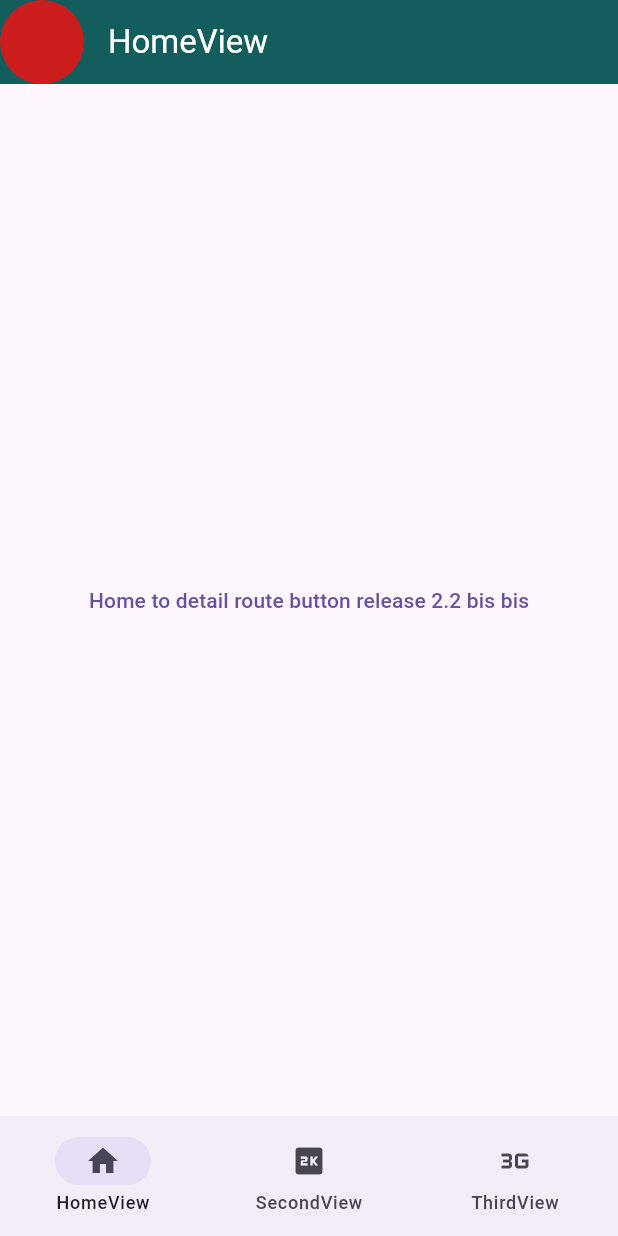
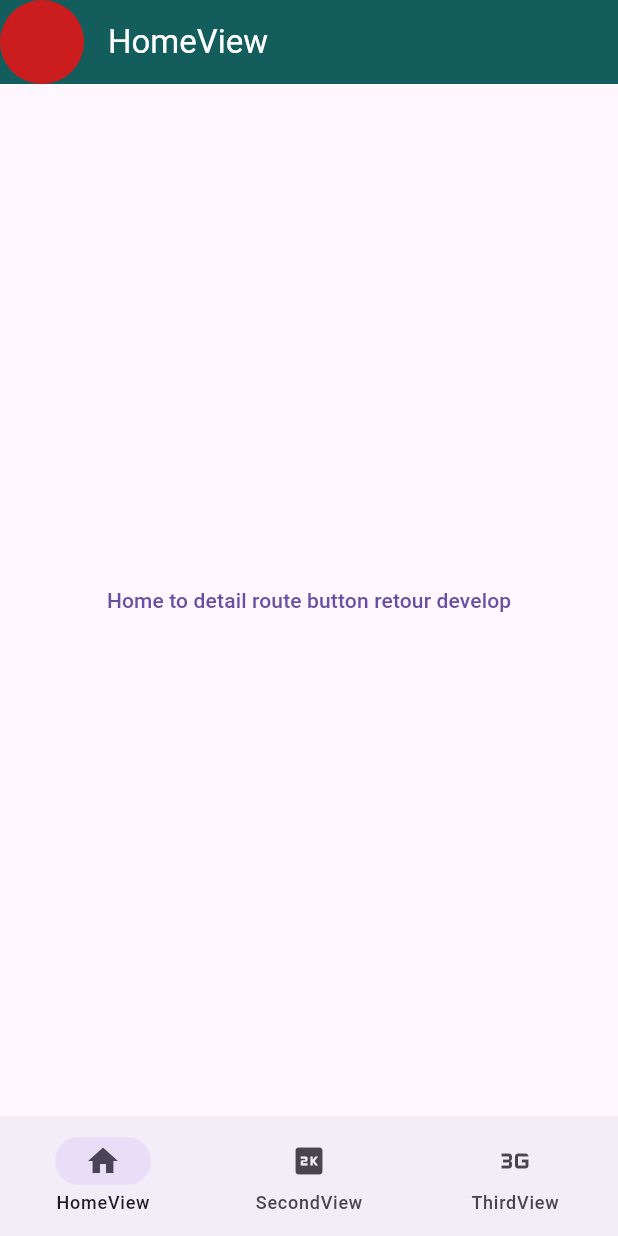
Before and after one commit to Slupshi/poc_navigation, a Flutter app: the screen it shows after launch, on a phone screen of 412 x 824 dp. Run offline on Flutter 3.47's test engine with Material 3 defaults, Android fonts, the phone set to English and light mode, and no system bars; our stand-ins replace go_router.

Commit message:
Squash feature 5

```diff
--- a/lib/screens/home_view.dart
+++ b/lib/screens/home_view.dart
@@ -12,7 +12,7 @@ class HomeView extends StatelessWidget {
       hasLeadingAvatar: true,
       body: Center(
         child: TextButton(
-          child: const Text("Home to detail route button release 2.2 bis bis"),
+          child: const Text("Home to detail route button retour develop"),
           onPressed: () => const HomeDetailViewRouteData(id: 456).go(context),
         ),
       ),
```
